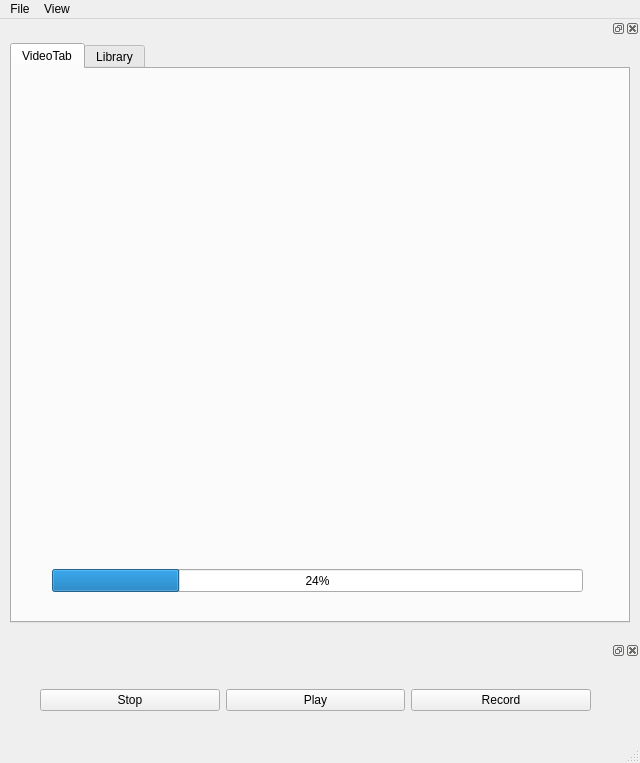
ivanignatiev/multimedia, file mainwindow.ui: the form before one commit.
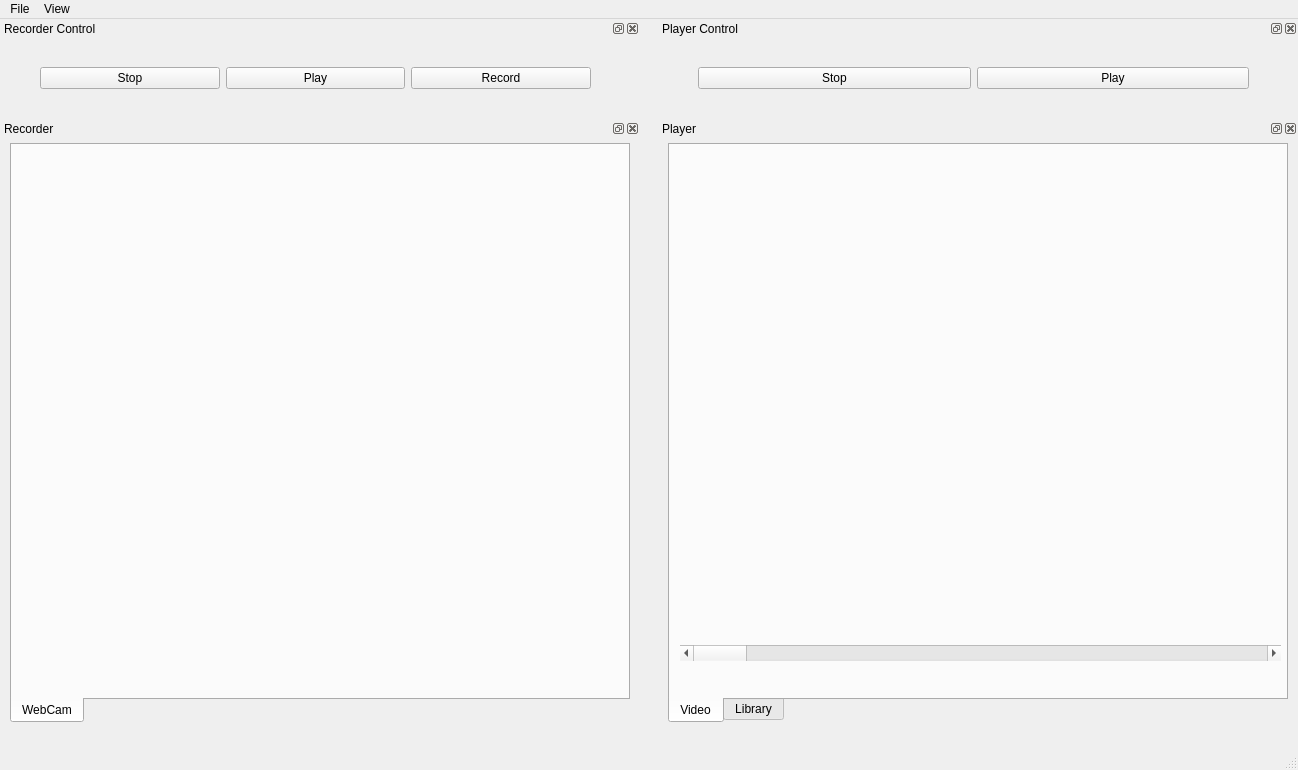
The form after the commit.

Commit message: Add simple recorder and player without compression

Patch:
```diff
--- a/mainwindow.ui
+++ b/mainwindow.ui
@@ -6,8 +6,8 @@
    <rect>
     <x>0</x>
     <y>0</y>
-    <width>640</width>
-    <height>760</height>
+    <width>1298</width>
+    <height>770</height>
    </rect>
   </property>
   <property name="sizePolicy">
@@ -25,7 +25,7 @@
     <rect>
      <x>0</x>
      <y>0</y>
-     <width>640</width>
+     <width>1298</width>
      <height>20</height>
     </rect>
    </property>
@@ -59,8 +59,14 @@
      <height>100</height>
     </size>
    </property>
+   <property name="allowedAreas">
+    <set>Qt::LeftDockWidgetArea</set>
+   </property>
+   <property name="windowTitle">
+    <string>Recorder Control</string>
+   </property>
    <attribute name="dockWidgetArea">
-    <number>8</number>
+    <number>1</number>
    </attribute>
    <widget class="QWidget" name="dockWidgetContents">
     <property name="sizePolicy">
@@ -129,8 +135,14 @@
      <height>610</height>
     </size>
    </property>
+   <property name="allowedAreas">
+    <set>Qt::LeftDockWidgetArea</set>
+   </property>
+   <property name="windowTitle">
+    <string>Recorder</string>
+   </property>
    <attribute name="dockWidgetArea">
-    <number>4</number>
+    <number>1</number>
    </attribute>
    <widget class="QWidget" name="dockWidgetContents_3">
     <property name="sizePolicy">
@@ -154,36 +166,171 @@
        <verstretch>1</verstretch>
       </sizepolicy>
      </property>
+     <property name="tabPosition">
+      <enum>QTabWidget::South</enum>
+     </property>
      <property name="currentIndex">
       <number>0</number>
      </property>
-     <widget class="QWidget" name="VideoTab">
+     <widget class="QWidget" name="WebCamVideoTab">
       <attribute name="title">
-       <string>VideoTab</string>
+       <string>WebCam</string>
       </attribute>
-      <widget class="QProgressBar" name="progressBar">
-       <property name="geometry">
-        <rect>
-         <x>40</x>
-         <y>500</y>
-         <width>531</width>
-         <height>23</height>
-        </rect>
-       </property>
-       <property name="value">
-        <number>24</number>
-       </property>
-      </widget>
       <widget class="QWidget" name="verticalLayoutWidget">
        <property name="geometry">
         <rect>
-         <x>40</x>
+         <x>10</x>
          <y>10</y>
-         <width>531</width>
+         <width>601</width>
          <height>481</height>
         </rect>
        </property>
        <layout class="QVBoxLayout" name="videoLayout"/>
+      </widget>
+     </widget>
+    </widget>
+   </widget>
+  </widget>
+  <widget class="QDockWidget" name="dockWidget_PlayerControl">
+   <property name="minimumSize">
+    <size>
+     <width>640</width>
+     <height>100</height>
+    </size>
+   </property>
+   <property name="maximumSize">
+    <size>
+     <width>640</width>
+     <height>100</height>
+    </size>
+   </property>
+   <property name="allowedAreas">
+    <set>Qt::RightDockWidgetArea</set>
+   </property>
+   <property name="windowTitle">
+    <string>Player Control</string>
+   </property>
+   <attribute name="dockWidgetArea">
+    <number>2</number>
+   </attribute>
+   <widget class="QWidget" name="dockWidgetContents_6">
+    <property name="sizePolicy">
+     <sizepolicy hsizetype="Expanding" vsizetype="Preferred">
+      <horstretch>0</horstretch>
+      <verstretch>0</verstretch>
+     </sizepolicy>
+    </property>
+    <widget class="QWidget" name="horizontalLayoutWidget_4">
+     <property name="geometry">
+      <rect>
+       <x>40</x>
+       <y>20</y>
+       <width>551</width>
+       <height>41</height>
+      </rect>
+     </property>
+     <layout class="QHBoxLayout" name="horizontalLayout_4">
+      <item>
+       <widget class="QPushButton" name="btn_StopPlayer">
+        <property name="text">
+         <string>Stop</string>
+        </property>
+       </widget>
+      </item>
+      <item>
+       <widget class="QPushButton" name="btn_PlayPause_4">
+        <property name="text">
+         <string>Play</string>
+        </property>
+       </widget>
+      </item>
+     </layout>
+    </widget>
+   </widget>
+  </widget>
+  <widget class="QDockWidget" name="dockWidget_Recorder_2">
+   <property name="sizePolicy">
+    <sizepolicy hsizetype="Preferred" vsizetype="Preferred">
+     <horstretch>0</horstretch>
+     <verstretch>0</verstretch>
+    </sizepolicy>
+   </property>
+   <property name="minimumSize">
+    <size>
+     <width>640</width>
+     <height>610</height>
+    </size>
+   </property>
+   <property name="maximumSize">
+    <size>
+     <width>640</width>
+     <height>610</height>
+    </size>
+   </property>
+   <property name="allowedAreas">
+    <set>Qt::RightDockWidgetArea</set>
+   </property>
+   <property name="windowTitle">
+    <string>Player</string>
+   </property>
+   <attribute name="dockWidgetArea">
+    <number>2</number>
+   </attribute>
+   <widget class="QWidget" name="dockWidgetContents_8">
+    <property name="sizePolicy">
+     <sizepolicy hsizetype="Expanding" vsizetype="Expanding">
+      <horstretch>0</horstretch>
+      <verstretch>0</verstretch>
+     </sizepolicy>
+    </property>
+    <widget class="QTabWidget" name="tabWidget_3">
+     <property name="geometry">
+      <rect>
+       <x>10</x>
+       <y>5</y>
+       <width>620</width>
+       <height>580</height>
+      </rect>
+     </property>
+     <property name="sizePolicy">
+      <sizepolicy hsizetype="Maximum" vsizetype="Maximum">
+       <horstretch>1</horstretch>
+       <verstretch>1</verstretch>
+      </sizepolicy>
+     </property>
+     <property name="tabPosition">
+      <enum>QTabWidget::South</enum>
+     </property>
+     <property name="currentIndex">
+      <number>0</number>
+     </property>
+     <widget class="QWidget" name="VideoTab">
+      <attribute name="title">
+       <string>Video</string>
+      </attribute>
+      <widget class="QWidget" name="verticalLayoutWidget_3">
+       <property name="geometry">
+        <rect>
+         <x>10</x>
+         <y>10</y>
+         <width>601</width>
+         <height>481</height>
+        </rect>
+       </property>
+       <layout class="QVBoxLayout" name="videoPlayerLayout"/>
+      </widget>
+      <widget class="QScrollBar" name="horizontalScrollBar">
+       <property name="geometry">
+        <rect>
+         <x>10</x>
+         <y>500</y>
+         <width>601</width>
+         <height>16</height>
+        </rect>
+       </property>
+       <property name="orientation">
+        <enum>Qt::Horizontal</enum>
+       </property>
       </widget>
      </widget>
      <widget class="QWidget" name="LibraryTab">
```
Left out of the diff: 6 changed lines with no effect on the pictures. The commit also changes 37 other files.
